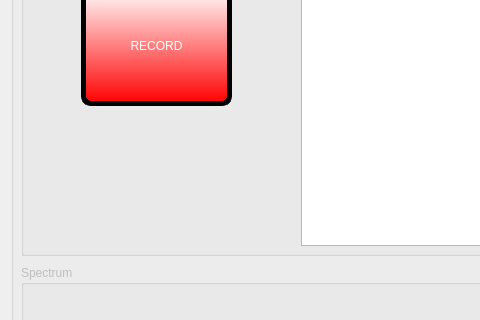
The window that src/movr_ocs/resource/MOVRSpeechRecPlugin.ui (ATR-Lab/movr_ws) describes before a commit, drawn with Qt 5; both pictures show x 0 to 480 and y 326 to 646 of the 632 by 815 pixel window.
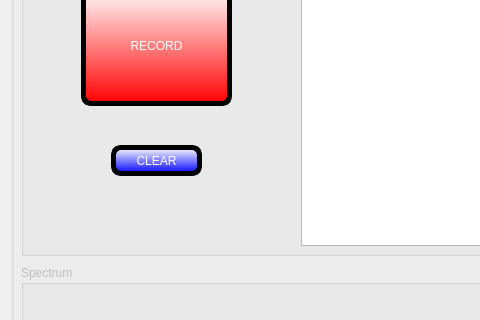
The same window after the commit.

Commit message: Add additional functionality to clear cache and improving storage

```diff
--- a/src/movr_ocs/resource/MOVRSpeechRecPlugin.ui
+++ b/src/movr_ocs/resource/MOVRSpeechRecPlugin.ui
@@ -163,6 +163,27 @@
           <string>&lt;html&gt;&lt;head/&gt;&lt;body&gt;&lt;p&gt;&lt;span style=&quot; font-size:16pt; font-weight:600;&quot;&gt;Logs&lt;/span&gt;&lt;/p&gt;&lt;/body&gt;&lt;/html&gt;</string>
          </property>
         </widget>
+        <widget class="QPushButton" name="btn_clear">
+         <property name="geometry">
+          <rect>
+           <x>90</x>
+           <y>260</y>
+           <width>91</width>
+           <height>31</height>
+          </rect>
+         </property>
+         <property name="styleSheet">
+          <string notr="true">background-color: qlineargradient(x1: 0, y1: 0, x2: 0, y2: 1, stop: 0 white, stop: 1 blue);
+border-style: solid;
+border-color: black;
+border-width: 5px;
+border-radius: 10px;
+color: white;</string>
+         </property>
+         <property name="text">
+          <string>CLEAR</string>
+         </property>
+        </widget>
        </widget>
        <widget class="QGroupBox" name="predefined_responses_group">
         <property name="geometry">
```
The commit also changes 3 other files.
